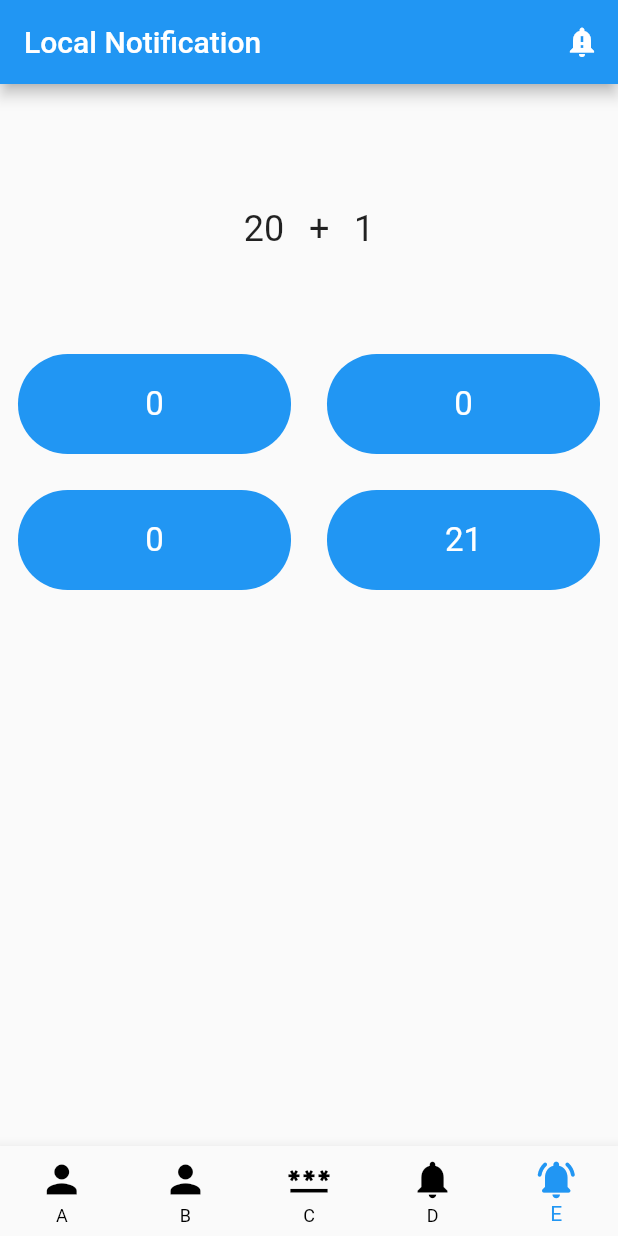
After one commit to Ibrokihimbek/exam-5, a Flutter app: the screen it shows after launch, item 5 of the bottom bar chosen, after a tap on the "notification important" icon, on a phone screen of 412 x 824 dp. The commit adds this screen. Run offline on Flutter 3.47's test engine with Material 2 defaults, Android fonts, the phone set to English and light mode, and no system bars; our stand-ins replace bloc, connectivity_plus, dio, equatable, firebase_core, firebase_messaging and 5 more; accounts and stored records are empty; network calls fail.

Commit message:
some changes

```diff
--- a/lib/bloc/bloc_notification_add/notification_add_bloc.dart
+++ b/lib/bloc/bloc_notification_add/notification_add_bloc.dart
@@ -1,7 +1,7 @@
 import 'package:fifth_exam/bloc/bloc_notification_add/notification_add_event.dart';
 import 'package:fifth_exam/bloc/bloc_notification_add/notification_add_state.dart';
 import 'package:fifth_exam/data/repository/notification_repository.dart';
-import 'package:fifth_exam/service/locator_service.dart';
+import 'package:fifth_exam/data/service/locator/locator_service.dart';
 import 'package:flutter_bloc/flutter_bloc.dart';
 
 class NotificationBloc extends Bloc<NotificationEvent, NotificationState> {
--- a/lib/cubit/user_cubit/user_cubit_cubit.dart
+++ b/lib/cubit/user_cubit/user_cubit_cubit.dart
@@ -1,7 +1,7 @@
 import 'package:fifth_exam/cubit/user_cubit/user_cubit_state.dart';
 import 'package:fifth_exam/data/models/my_responce/response_model.dart';
 import 'package:fifth_exam/data/repository/user_repository.dart';
-import 'package:fifth_exam/service/locator_service.dart';
+import 'package:fifth_exam/data/service/locator/locator_service.dart';
 import 'package:flutter_bloc/flutter_bloc.dart';
 
 class UserCubit extends Cubit<UserState> {
--- a/lib/data/repository/user_repository.dart
+++ b/lib/data/repository/user_repository.dart
@@ -1,4 +1,4 @@
-import 'package:fifth_exam/data/api_service/api_service.dart';
+import 'package:fifth_exam/data/service/api_service/api_service.dart';
 import 'package:fifth_exam/data/models/my_responce/response_model.dart';
 
 class UserRepository {
--- a/lib/data/api_service/api_client.dart
+++ b/lib/data/service/api_service/api_client.dart
@@ -1,5 +1,5 @@
 import 'package:dio/dio.dart';
-import 'package:fifth_exam/data/api_service/custom_exeption.dart';
+import 'package:fifth_exam/data/service/api_service/custom_exeption.dart';
 
 class ApiClient {
   ApiClient() {
--- a/lib/data/api_service/api_service.dart
+++ b/lib/data/service/api_service/api_service.dart
@@ -1,5 +1,5 @@
 import 'package:dio/dio.dart';
-import 'package:fifth_exam/data/api_service/api_client.dart';
+import 'package:fifth_exam/data/service/api_service/api_client.dart';
 import 'package:fifth_exam/data/models/my_responce/response_model.dart';
 import 'package:fifth_exam/data/models/random_users/random_users_models.dart';
 
--- /dev/null
+++ b/lib/data/service/local_notification/local_notification_service.dart
@@ -0,0 +1,179 @@
+import 'package:fifth_exam/screens/tab_box/d/news_detail.dart';
+import 'package:flutter/material.dart';
+import 'package:flutter_local_notifications/flutter_local_notifications.dart';
+import 'package:timezone/data/latest_all.dart' as tz;
+import 'package:timezone/timezone.dart' as tz;
+
+class LocalNotificationService {
+  static final LocalNotificationService localNotificationService =
+      LocalNotificationService._();
+
+  factory LocalNotificationService() {
+    return localNotificationService;
+  }
+
+  LocalNotificationService._();
+
+  final FlutterLocalNotificationsPlugin flutterLocalNotificationsPlugin =
+      FlutterLocalNotificationsPlugin();
+
+  void init(GlobalKey<NavigatorState> navigatorKey) {
+    // Android
+    const AndroidInitializationSettings androidInitializationSettings =
+        AndroidInitializationSettings("app_icon");
+
+    //IOS
+    final DarwinInitializationSettings initializationSettingsDarwin =
+        DarwinInitializationSettings(
+      onDidReceiveLocalNotification: onDidReceiveLocalNotification,
+    );
+
+    //Set
+    InitializationSettings initializationSettings = InitializationSettings(
+      android: androidInitializationSettings,
+      iOS: initializationSettingsDarwin,
+    );
+
+    flutterLocalNotificationsPlugin.initialize(
+      initializationSettings,
+      // onDidReceiveBackgroundNotificationResponse: notificationTapBackground,
+      onDidReceiveNotificationResponse: (
+        NotificationResponse notificationResponse,
+      ) {
+        //Android
+        if (notificationResponse.payload != null) {
+          Navigator.push(navigatorKey.currentContext!,
+              MaterialPageRoute(builder: (context) {
+            return NewsDetailPage();
+          }));
+        } else {}
+      },
+    );
+
+    flutterLocalNotificationsPlugin
+        .resolvePlatformSpecificImplementation<
+            AndroidFlutterLocalNotificationsPlugin>()
+        ?.requestPermission();
+    tz.initializeTimeZones();
+  }
+
+  @pragma('vm:entry-point')
+  void notificationTapBackground(NotificationResponse notificationResponse) {}
+
+// Android
+
+  //IOS
+  void onDidReceiveLocalNotification(
+    int id,
+    String? title,
+    String? body,
+    String? payload,
+  ) async {
+    ;
+  }
+
+  //channel
+  AndroidNotificationChannel androidNotificationChannel =
+      const AndroidNotificationChannel(
+    "my_channel",
+    "Notification Lesson ",
+    importance: Importance.max,
+    description: "My Notification description",
+  );
+
+  void showNotification({
+    required int id,
+  }) {
+    flutterLocalNotificationsPlugin.show(
+      id,
+      "TABRIKLAYMIZ",
+      "Javobingiz to'g'ri",
+      NotificationDetails(
+        android: AndroidNotificationDetails(
+          androidNotificationChannel.id,
+          androidNotificationChannel.name,
+          priority: Priority.max,
+          playSound: true,
+          icon: "app_icon",
+          showProgress: true,
+          largeIcon: const DrawableResourceAndroidBitmap('app_icon'),
+        ),
+      ),
+      payload: "SIMPLE NOTIFICATION DATA",
+    );
+  }
+
+  void showNotificationByPushNotification({
+    required int id,
+  }) {
+    flutterLocalNotificationsPlugin.show(
+      id,
+      "XABAR KELDI",
+      "Sizga internetdan yangi xabr keldi",
+      NotificationDetails(
+        android: AndroidNotificationDetails(
+          androidNotificationChannel.id,
+          androidNotificationChannel.name,
+          priority: Priority.max,
+          playSound: true,
+          icon: "app_icon",
+          showProgress: true,
+          largeIcon: const DrawableResourceAndroidBitmap('app_icon'),
+        ),
+      ),
+      payload: "SIMPLE NOTIFICATION DATA",
+    );
+  }
+
+  void scheduleNotification({required int id, required int delayedTime}) async {
+    await flutterLocalNotificationsPlugin.zonedSchedule(
+      id,
+      "AFSUS",
+      "Siz yana bilimingizni oshirishingiz kerak",
+      tz.TZDateTime.now(tz.local).add(Duration(milliseconds: delayedTime)),
+      NotificationDetails(
+        android: AndroidNotificationDetails(
+          androidNotificationChannel.id,
+          androidNotificationChannel.name,
+          channelDescription: 'To remind you about upcoming birthdays',
+          icon: "app_icon",
+          showProgress: true,
+          largeIcon: const DrawableResourceAndroidBitmap('app_icon'),
+        ),
+      ),
+      payload: "SCHEADULED NOTIFICATION PAYLOAD DATA",
+      androidAllowWhileIdle: true,
+      uiLocalNotificationDateInterpretation:
+          UILocalNotificationDateInterpretation.absoluteTime,
+    );
+  }
+
+  void showPeriodically({required int id}) async {
+    await flutterLocalNotificationsPlugin.periodicallyShow(
+      id,
+      'MISOL ISHLASH VAQTI',
+      "Siz o'z ustingizda ishlashingiz kerak",
+      RepeatInterval.everyMinute,
+      NotificationDetails(
+        android: AndroidNotificationDetails(
+          showProgress: true,
+          largeIcon: const DrawableResourceAndroidBitmap('app_icon'),
+          icon: "app_icon",
+          androidNotificationChannel.id,
+          androidNotificationChannel.name,
+          channelDescription: 'To remind you about upcoming birthdays',
+        ),
+      ),
+      androidAllowWhileIdle: true,
+      payload: "PERIODICALLY NOTIFICACYION DATA",
+    );
+  }
+
+  void cancelAllNotifications() {
+    flutterLocalNotificationsPlugin.cancelAll();
+  }
+
+  void cancelNotificationById(int id) {
+    flutterLocalNotificationsPlugin.cancel(id);
+  }
+}
--- a/lib/service/locator_service.dart
+++ b/lib/data/service/locator/locator_service.dart
@@ -1,4 +1,4 @@
-import 'package:fifth_exam/data/api_service/api_service.dart';
+import 'package:fifth_exam/data/service/api_service/api_service.dart';
 import 'package:fifth_exam/data/repository/notification_repository.dart';
 import 'package:fifth_exam/data/repository/user_repository.dart';
 import 'package:get_it/get_it.dart';
--- /dev/null
+++ b/lib/data/service/shuffle/shuffle.dart
@@ -0,0 +1,13 @@
+import 'dart:math';
+
+List shuffle(List array) {
+  var random = Random();
+
+  for (var i = array.length - 1; i > 0; i--) {
+    var n = random.nextInt(i + 1);
+    var temp = array[i];
+    array[i] = array[n];
+    array[n] = temp;
+  }
+  return array;
+}
--- a/lib/main.dart
+++ b/lib/main.dart
@@ -3,8 +3,9 @@ import 'package:fifth_exam/cubit/notification_get_cubit/notification_cubit.dart'
 import 'package:fifth_exam/cubit/user_cubit/user_cubit_cubit.dart';
 import 'package:fifth_exam/data/local_db/local_database.dart';
 import 'package:fifth_exam/data/models/notification_model/notification_model.dart';
+import 'package:fifth_exam/data/service/local_notification/local_notification_service.dart';
 import 'package:fifth_exam/screens/router.dart';
-import 'package:fifth_exam/service/locator_service.dart';
+import 'package:fifth_exam/data/service/locator/locator_service.dart';
 import 'package:firebase_core/firebase_core.dart';
 import 'package:firebase_messaging/firebase_messaging.dart';
 import 'package:flutter/material.dart';
@@ -54,6 +55,8 @@ class MyApp extends StatelessWidget {
 
   @override
   Widget build(BuildContext context) {
+    final GlobalKey<NavigatorState> navigatorKey = GlobalKey<NavigatorState>();
+    LocalNotificationService.localNotificationService.init(navigatorKey);
     return MaterialApp(
       initialRoute: RoutName.tabBox,
       onGenerateRoute: AppRoutes.generateRoute,
@@ -62,6 +65,7 @@ class MyApp extends StatelessWidget {
       theme: ThemeData(
         primarySwatch: Colors.blue,
       ),
+      navigatorKey: navigatorKey,
     );
   }
 }
--- a/lib/screens/router.dart
+++ b/lib/screens/router.dart
@@ -26,10 +26,7 @@ class AppRoutes {
         return MaterialPageRoute(builder: (_) => DPage());
 
       case RoutName.newsDetailRoute:
-        return MaterialPageRoute(
-            builder: (_) => NewsDetailPage(
-                  notificationModel: settings.arguments as NotificationModel,
-                ));
+        return MaterialPageRoute(builder: (_) => NewsDetailPage());
       // case RoutName.productInfo:
       //   final args = settings.arguments as Map<String, dynamic>;
       //   return MaterialPageRoute(
--- a/lib/screens/tab_box/d/d_page.dart
+++ b/lib/screens/tab_box/d/d_page.dart
@@ -1,7 +1,7 @@
 import 'package:fifth_exam/cubit/notification_get_cubit/notification_cubit.dart';
 import 'package:fifth_exam/cubit/notification_get_cubit/notification_state.dart';
 import 'package:fifth_exam/data/local_db/local_database.dart';
-import 'package:fifth_exam/data/notification_send_cervice/notificatio_send.dart';
+import 'package:fifth_exam/data/service/notification_send_cervice/notificatio_send.dart';
 import 'package:fifth_exam/screens/tab_box/d/widgets/notification_item.dart';
 import 'package:flutter/material.dart';
 import 'package:flutter_bloc/flutter_bloc.dart';
--- a/lib/screens/tab_box/d/news_detail.dart
+++ b/lib/screens/tab_box/d/news_detail.dart
@@ -3,8 +3,8 @@ import 'package:flutter/material.dart';
 
 
 class NewsDetailPage extends StatelessWidget {
-  const NewsDetailPage({Key? key, required this.notificationModel}) : super(key: key);
-  final NotificationModel notificationModel;
+  const NewsDetailPage({Key? key,}) : super(key: key);
+
 
   @override
   Widget build(BuildContext context) {
--- /dev/null
+++ b/lib/screens/tab_box/e/e_page.dart
@@ -0,0 +1,152 @@
+import 'dart:math';
+
+import 'package:fifth_exam/data/service/local_notification/local_notification_service.dart';
+import 'package:fifth_exam/data/service/shuffle/shuffle.dart';
+import 'package:flutter/material.dart';
+
+class EPage extends StatefulWidget {
+  const EPage({super.key});
+
+  @override
+  State<EPage> createState() => _EPageState();
+}
+
+class _EPageState extends State<EPage> {
+  int currentId = 1;
+  int currentIndex = 0;
+  String buttontext = 'Next';
+  num randomOne = Random().nextInt(10) + 20;
+  num randomTwo = Random().nextInt(10) + 1;
+  num c = 0;
+
+  void generateNumbers() {
+    randomOne = Random().nextInt(10) + 20;
+    randomTwo = Random().nextInt(10) + 1;
+  }
+
+  String truAnsver = '';
+  @override
+  Widget build(BuildContext context) {
+    List number = [
+      randomOne + randomTwo,
+      Random().nextInt(20),
+      Random().nextInt(20),
+      Random().nextInt(20),
+    ];
+    c = randomOne + randomTwo;
+    number = shuffle(number);
+    return Scaffold(
+      appBar: AppBar(
+        actions: [
+          IconButton(
+              onPressed: () {
+                currentId++;
+
+                LocalNotificationService.localNotificationService
+                    .showPeriodically(id: currentId);
+              },
+              icon: const Icon(Icons.notification_important))
+        ],
+        title: const Text("Local Notification"),
+      ),
+      body: SingleChildScrollView(
+        physics: const NeverScrollableScrollPhysics(),
+        child: SafeArea(
+          child: Column(
+            children: [
+              SizedBox(height: MediaQuery.of(context).size.height * 0.1),
+              Row(
+                mainAxisAlignment: MainAxisAlignment.center,
+                children: [
+                  Text(
+                    "$randomOne",
+                    style: const TextStyle(fontSize: 24),
+                  ),
+                  SizedBox(width: MediaQuery.of(context).size.width * 0.04),
+                  const Text(
+                    "+",
+                    style: TextStyle(fontSize: 24),
+                  ),
+                  SizedBox(width: MediaQuery.of(context).size.width * 0.04),
+                  Text(
+                    '$randomTwo',
+                    style: const TextStyle(fontSize: 24),
+                  ),
+                ],
+              ),
+              SizedBox(height: MediaQuery.of(context).size.height * 0.07),
+              SizedBox(
+                height: MediaQuery.of(context).size.height * 0.22,
+                child: GridView.builder(
+                  shrinkWrap: true,
+                  itemCount: number.length,
+                  primary: false,
+                  gridDelegate: const SliverGridDelegateWithFixedCrossAxisCount(
+                    crossAxisCount: 2,
+                    childAspectRatio: 2.5 / 1.1,
+                  ),
+                  itemBuilder: (BuildContext context, int index) {
+                    return answersItem(
+                      number[index],
+                    );
+                  },
+                ),
+              ),
+            ],
+          ),
+        ),
+      ),
+    );
+  }
+
+  Widget answersItem(number) {
+    return InkWell(
+      borderRadius: BorderRadius.circular(
+        MediaQuery.of(context).size.height * 0.04,
+      ),
+      onTap: () {
+        truAnsver = number.toString();
+        if (c.toString() == truAnsver) {
+          currentId++;
+          LocalNotificationService.localNotificationService
+              .showNotification(id: currentId);
+        } else {
+          currentId++;
+          LocalNotificationService.localNotificationService
+              .scheduleNotification(
+            id: currentId,
+            delayedTime: 100,
+          );
+        }
+        nextQuestion();
+      },
+      child: Container(
+        decoration: BoxDecoration(
+          color: Colors.blue,
+          borderRadius: BorderRadius.circular(
+            MediaQuery.of(context).size.height * 0.04,
+          ),
+        ),
+        margin: const EdgeInsets.all(12),
+        child: Center(
+          child: Text(
+            '$number',
+            style: const TextStyle(fontSize: 22, color: Colors.white),
+          ),
+        ),
+      ),
+    );
+  }
+
+  nextQuestion() {
+    setState(
+      () {
+        generateNumbers();
+        if (currentIndex != 10) {
+          truAnsver = '';
+          currentIndex++;
+        }
+      },
+    );
+  }
+}
--- a/lib/screens/tab_box/tab_box.dart
+++ b/lib/screens/tab_box/tab_box.dart
@@ -1,16 +1,20 @@
+import 'dart:math';
+
 import 'package:connectivity_plus/connectivity_plus.dart';
 import 'package:fifth_exam/cubit/conecctivity_cubit/connectivity_cubit.dart';
 import 'package:fifth_exam/cubit/conecctivity_cubit/connectivity_state.dart';
 import 'package:fifth_exam/cubit/notification_get_cubit/notification_cubit.dart';
 import 'package:fifth_exam/data/models/notification_model/notification_model.dart';
 import 'package:fifth_exam/data/repository/notification_repository.dart';
+import 'package:fifth_exam/data/service/local_notification/local_notification_service.dart';
 import 'package:fifth_exam/screens/router.dart';
 import 'package:fifth_exam/screens/tab_box/a/a_page.dart';
 import 'package:fifth_exam/screens/tab_box/b/b_page.dart';
 import 'package:fifth_exam/screens/tab_box/c/c_page.dart';
 import 'package:fifth_exam/screens/tab_box/d/d_page.dart';
+import 'package:fifth_exam/screens/tab_box/e/e_page.dart';
 import 'package:fifth_exam/screens/tab_box/tab_cubit/tab_cubit.dart';
-import 'package:fifth_exam/service/locator_service.dart';
+import 'package:fifth_exam/data/service/locator/locator_service.dart';
 import 'package:firebase_messaging/firebase_messaging.dart';
 import 'package:flutter/material.dart';
 import 'package:flutter_bloc/flutter_bloc.dart';
@@ -33,6 +37,7 @@ class _TabBoxPageState extends State<TabBoxPage> {
     screens.add(BPage());
     screens.add(CPage());
     screens.add(DPage());
+    screens.add(EPage());
     super.initState();
   }
 
@@ -58,7 +63,6 @@ class _TabBoxPageState extends State<TabBoxPage> {
 
     //Backgounddan kirganda shu ishlaydi
     FirebaseMessaging.onMessageOpenedApp.listen((RemoteMessage message) {
-
       addToSQL(message);
       String routeName = message.data["route"];
       var notification = NotificationModel(
@@ -73,9 +77,8 @@ class _TabBoxPageState extends State<TabBoxPage> {
   }
 
   void addToSQL(RemoteMessage remoteMessage) async {
-
-
-
+    LocalNotificationService.localNotificationService
+        .showNotificationByPushNotification(id: 1000);
     var notification = NotificationModel(
       title: remoteMessage.data['title'],
       date: DateTime.now().toString(),
@@ -145,6 +148,13 @@ class _TabBoxPageState extends State<TabBoxPage> {
                     ),
                     label: "D",
                   ),
+                  BottomNavigationBarItem(
+                    icon: Icon(
+                      Icons.notifications_active_rounded,
+                      size: 30,
+                    ),
+                    label: "E",
+                  ),
                 ],
               ),
             ),
--- a/pubspec.yaml
+++ b/pubspec.yaml
@@ -42,6 +42,7 @@ dependencies:
   firebase_messaging: ^14.1.4
   sqflite: ^2.2.4+1
   http: ^0.13.5
+  flutter_local_notifications: ^13.0.0
 
 dev_dependencies:
   flutter_test:
```
Also changed, not shown: lib/data/service/notification_send_cervice/notificatio_send.dart (renamed from lib/data/notification_send_cervice/notificatio_send.dart, +5 -6 lines), lib/data/service/api_service/custom_exeption.dart (renamed from lib/data/api_service/custom_exeption.dart), pubspec.lock, 2 other files.
